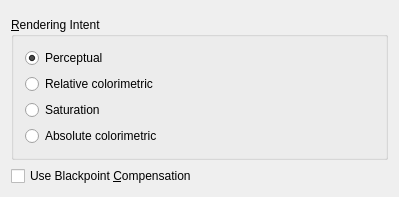
The window that krita/plugins/extensions/colorspaceconversion/wdgconvertcolorspace.ui (KDE/krita) describes before a commit, drawn with Qt 5.
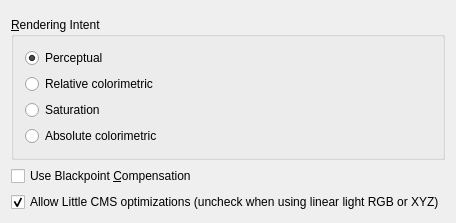
The same window after the commit. Custom widgets are drawn as their Qt base class.

Commit message:
Add an option to inhibit lcms2 optimization
Options aren't great, but in this case necessary. See
http://littlecms2.blogspot.nl/2012/07/why-when-i-convert-from-linear-space-i.html

However, in order to attempt at least a little "just works" smarts, I
check the name of the profile for the word "linear" and if that appears,
the user doesn't need to check anything.

Patch:
```diff
--- a/krita/plugins/extensions/colorspaceconversion/wdgconvertcolorspace.ui
+++ b/krita/plugins/extensions/colorspaceconversion/wdgconvertcolorspace.ui
@@ -7,7 +7,7 @@
     <x>0</x>
     <y>0</y>
     <width>399</width>
-    <height>172</height>
+    <height>183</height>
    </rect>
   </property>
   <property name="windowTitle">
@@ -122,6 +122,16 @@
      </property>
     </widget>
    </item>
+   <item>
+    <widget class="QCheckBox" name="chkAllowLCMSOptimization">
+     <property name="text">
+      <string>Allow Little CMS optimizations (uncheck when using linear light RGB or XYZ)</string>
+     </property>
+     <property name="checked">
+      <bool>true</bool>
+     </property>
+    </widget>
+   </item>
    <item>
     <spacer name="verticalSpacer">
      <property name="orientation">
```
The commit also changes 9 other files.
